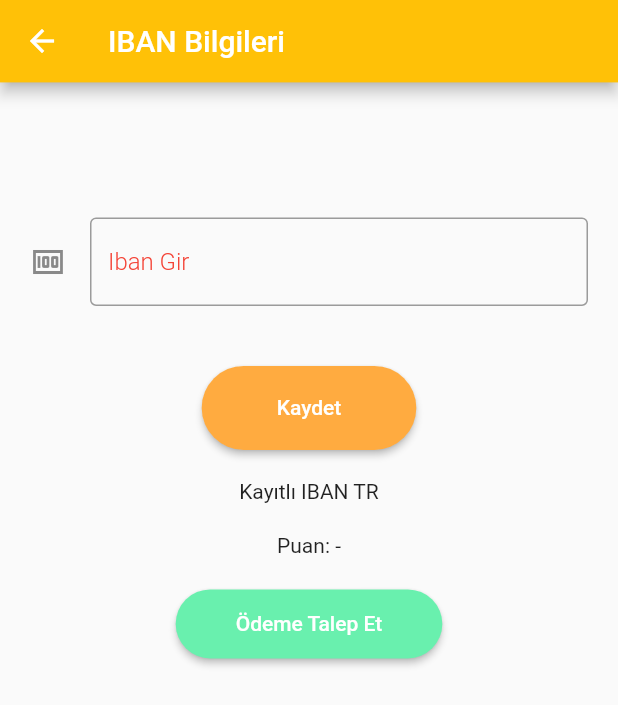
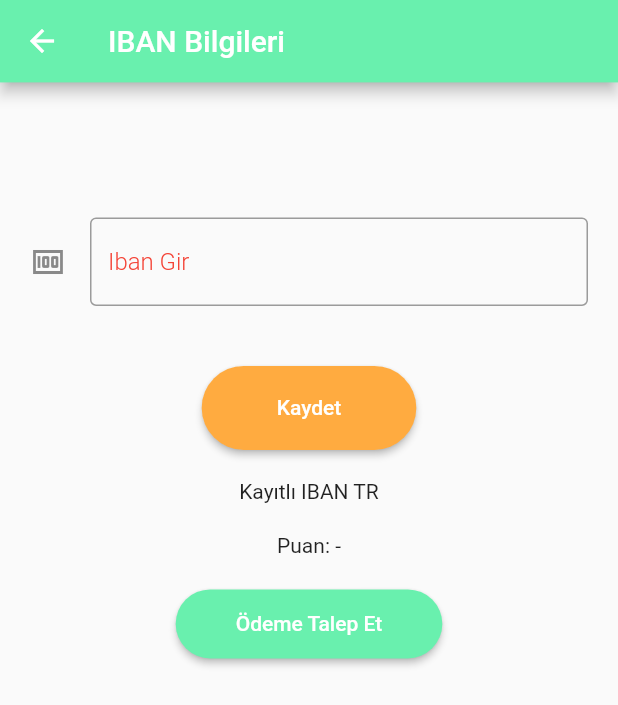
Before and after one commit to xenesarslanx/reklam-izle-kazan, a Flutter app: the OdemeTalebiSayfasi screen opened directly, on a phone screen of 412 x 824 dp. Shown: the top 705 px of the screen. Run offline on Flutter 3.47's test engine with Material 2 defaults, Android fonts, the phone set to English and light mode, and no system bars; our stand-ins replace animated_splash_screen, cloud_firestore, firebase_auth, firebase_core, get, google_mobile_ads; missing offline and left inert: intro_screen_onboarding_flutter; accounts and stored records are empty; network calls fail.

Commit message:
onboarding added

```diff
--- a/reklamizlekazan/lib/AdmobHelper/admobHelper.dart
+++ b/reklamizlekazan/lib/AdmobHelper/admobHelper.dart
@@ -57,7 +57,7 @@ class RealId implements Admob {
 
 class TestId implements Admob {
   @override
-  String bannerAdUnitId = 'ca-app-pub-2940256099942544/6300978111';
+  String bannerAdUnitId = 'ca-app-pub-3940256099942544/6300978111';
 
   @override
   String rewardedAdUnitId = "ca-app-pub-3940256099942544/5224354917";
--- a/reklamizlekazan/lib/Screens/payRequest.dart
+++ b/reklamizlekazan/lib/Screens/payRequest.dart
@@ -31,7 +31,7 @@ class OdemeTalebiSayfasiState extends State<OdemeTalebiSayfasi> {
     return SafeArea(
       child: Scaffold(
         appBar: MyAppBarWidget(
-          Colors.amber,
+          Colors.greenAccent,
           const Text("IBAN Bilgileri"),
           IconButton(
       icon:  const Icon(Icons.arrow_back),
@@ -110,12 +110,11 @@ class OdemeTalebiSayfasiState extends State<OdemeTalebiSayfasi> {
                          Colors.greenAccent,
                           const EdgeInsets.symmetric(horizontal: 40, vertical: 15),
                            const Text("Ödeme Talep Et")),
-
-
+                          const SizedBox(height: 15,),
                     ],
                   ),
                 ),
-                Padding(
+               /* Padding(
                   padding:  EdgeInsets.fromLTRB(0,Get.height/7,0,0),
                   child: Column(
                     mainAxisAlignment: MainAxisAlignment.end,
@@ -127,7 +126,7 @@ class OdemeTalebiSayfasiState extends State<OdemeTalebiSayfasi> {
 
                     ],
                   ),
-                )
+                ),*/
               ]),
         ),
       ),
--- a/reklamizlekazan/lib/Screens/watchAdd.dart
+++ b/reklamizlekazan/lib/Screens/watchAdd.dart
@@ -20,8 +20,9 @@ class _ReklamIzlemeSayfasiState extends State<ReklamIzlemeSayfasi> {
   Widget build(BuildContext context) {
     return SafeArea(
       child: Scaffold(
+        backgroundColor: Colors.green.shade100,
         appBar: MyAppBarWidget(
-          Colors.amber,
+          Colors.blueAccent,
           const Text("Reklam İzleme Sayfası"),
 
     IconButton(
--- a/reklamizlekazan/lib/firebaseOptions.dart
+++ b/reklamizlekazan/lib/firebaseOptions.dart
@@ -25,7 +25,7 @@ class FirebaseOptions {
 
 
   odemeTalebi(){
-  if(PuanTut.puan > 1){
+  if(PuanTut.puan > 100){
   FirebaseFirestore.instance.collection('Request')
   .doc(auth.currentUser!.email.toString())
   .set({
@@ -194,7 +194,7 @@ class _YuksekPuanlilarState extends State<YuksekPuanlilar> {
         return
         Scaffold(
           appBar: MyAppBarWidget(
-            Colors.blue,
+            Colors.red,
              const Text("En Yüksek Puana Sahip Kişiler",),
                  IconButton(
       icon:  const Icon(Icons.arrow_back),
@@ -213,6 +213,7 @@ class _YuksekPuanlilarState extends State<YuksekPuanlilar> {
                 borderRadius: BorderRadius.circular(30),
                 color: const Color.fromARGB(184, 15, 233, 135),
               ),
+              child: SingleChildScrollView(
                 child: ListTile(
                   title: Text("***${document.id.substring(3)}",
                   style: const TextStyle(color: Colors.black,
@@ -220,6 +221,7 @@ class _YuksekPuanlilarState extends State<YuksekPuanlilar> {
                   leading: Text("Puan:${document['puan']}",
                   style: const TextStyle(color: Colors.black,
                         fontSize: 20,)),
+                ),
               ),
             );
           },
--- a/reklamizlekazan/lib/login/signUp.dart
+++ b/reklamizlekazan/lib/login/signUp.dart
@@ -88,9 +88,7 @@ Future checkEmailVerified() async {
     await firebaseoptions.auth
         .signInWithEmailAndPassword(email: t1.text, password: t2.text)
         .then((value) {
-      if (t1.text == "test@gmail.com" && t2.text == "123456") {
-        Get.off( const AnaMenu());
-      }else if (isEmailVerified == true) {
+       if (isEmailVerified == true) {
         print("calısması lazım");
         Get.off(const AnaMenu());
       }
@@ -207,7 +205,7 @@ Future checkEmailVerified() async {
                 },
                 child: const Text("Şifremi Unuttum"),
               ),
-              Text(firebaseUyari),
+
             ]),
           ),
         ),
--- a/reklamizlekazan/lib/main.dart
+++ b/reklamizlekazan/lib/main.dart
@@ -1,7 +1,7 @@
 import 'package:firebase_core/firebase_core.dart';
 import 'package:flutter/material.dart';
 import 'package:google_mobile_ads/google_mobile_ads.dart';
-import 'package:reklamizlekazan/login/signUp.dart';
+import 'package:reklamizlekazan/onboarding/onboarding.dart';
 import 'firebase_options.dart';
 import 'package:animated_splash_screen/animated_splash_screen.dart';
 
@@ -28,7 +28,7 @@ class MyApp extends StatelessWidget {
         backgroundColor: Colors.white,
         splashIconSize: 400,
         splashTransition: SplashTransition.scaleTransition,
-         nextScreen: const KayitOl(),
+         nextScreen:  OnboardingIntro(),
 )
     );
   }
--- /dev/null
+++ b/reklamizlekazan/lib/onboarding/onboarding.dart
@@ -0,0 +1,68 @@
+import 'package:flutter/material.dart';
+import 'package:get/get.dart';
+import 'package:intro_screen_onboarding_flutter/intro_app.dart';
+import 'package:reklamizlekazan/firebaseOptions.dart';
+import 'package:reklamizlekazan/login/signUp.dart';
+import 'package:reklamizlekazan/widgets/widgets.dart';
+
+class OnboardingIntro extends StatefulWidget {
+
+  @override
+  State<OnboardingIntro> createState() => _OnboardingIntroState();
+}
+
+class _OnboardingIntroState extends State<OnboardingIntro> {
+  FirebaseOptions firebaseoptions = FirebaseOptions();
+ static double? yukseklik = Get.height/2.5;
+  List<Introduction> list = [
+    Introduction(
+      title: 'Kayıt Ol',
+      subTitle: 'Kayıt olun emailinizi onaylayın ve giriş yapın',
+      imageUrl: 'lib/images/kayit.jpg',
+      imageHeight: yukseklik,
+    ),
+    Introduction(
+      title: 'Reklam İzle',
+      subTitle: 'Reklamları izleyip puan kazanın',
+      imageUrl: 'lib/images/reklam.jpg',
+      imageHeight: yukseklik,
+    ),
+    Introduction(
+      title: 'Sıralamaya Gir',
+      subTitle: 'Herkesten fazla reklam izleyerek sıralamaya gir',
+      imageUrl: 'lib/images/max.jpg',
+      imageHeight: yukseklik,
+    ),
+    Introduction(
+      title: 'Para Kazan ',
+      subTitle: '100\'den fazla puan kazanıp ödeme talep et ve para kazan',
+      imageUrl: 'lib/images/iban.jpg',
+      imageHeight: yukseklik,
+    ),
+  ];
+
+  @override
+  Widget build(BuildContext context) {
+    return SafeArea(
+      child: MaterialApp(
+        debugShowCheckedModeBanner: false,
+        home: Scaffold(
+        body: MySizedBoxWidget(Get.height, Get.width,
+         IntroScreenOnboarding(
+          introductionList: list,
+          onTapSkipButton: () {
+            Navigator.push(
+            context,
+            MaterialPageRoute(
+              builder: (context) => const KayitOl(),
+            ),
+          );
+          },
+
+        ),
+      ),
+      ),
+      )
+    );
+  }
+}
--- a/reklamizlekazan/pubspec.yaml
+++ b/reklamizlekazan/pubspec.yaml
@@ -39,6 +39,7 @@ dependencies:
   get:
 
   animated_splash_screen: ^1.3.0
+  intro_screen_onboarding_flutter: ^1.0.0
 
   firebase_core: ^2.4.1
   firebase_auth: ^4.2.5
```
Also changed, not shown: reklamizlekazan/lib/Screens/mainMenu.dart (+5 -15 lines), reklamizlekazan/lib/images/iban.jpg (added), reklamizlekazan/lib/images/kayit.jpg (added), reklamizlekazan/lib/images/max.jpg (added), reklamizlekazan/lib/images/reklam.jpg (added), reklamizlekazan/pubspec.lock. Lines whose indentation alone changed are shown as unchanged.
